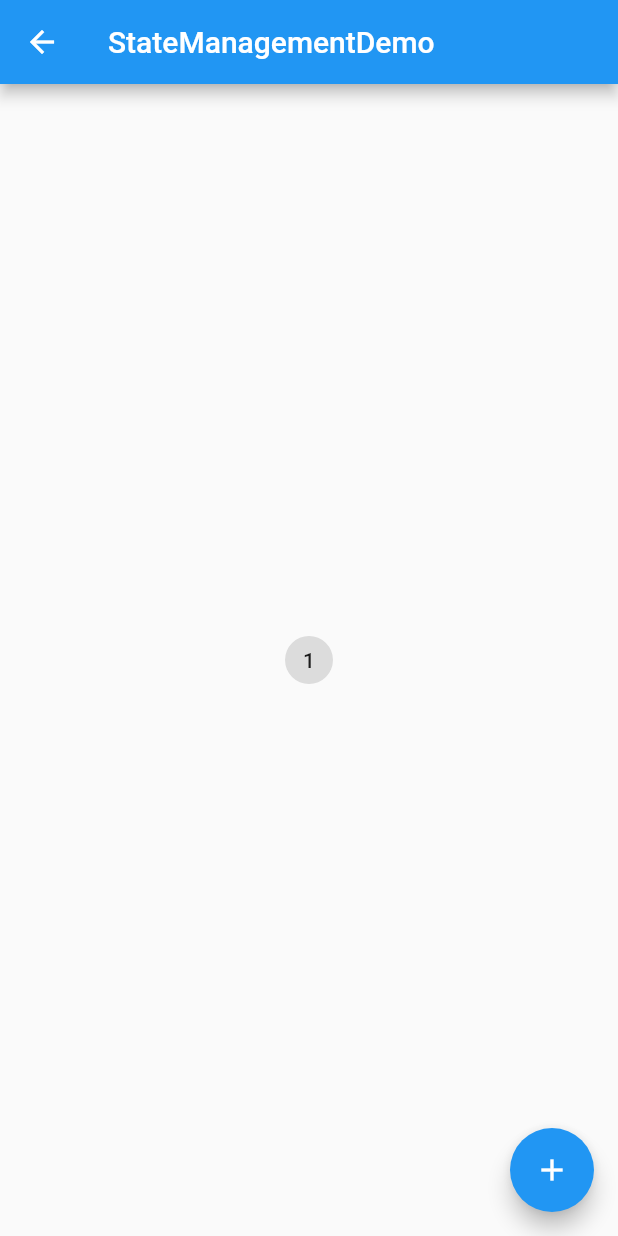
After one commit to pengzishang/FlutterLearning, a Flutter app: the StateManagementDemo screen opened by its route, after a tap on the "add" icon, on a phone screen of 412 x 824 dp. The commit adds this screen. Run offline on Flutter 3.47's test engine with Material 2 defaults, Android fonts, the phone set to English and light mode, and no system bars.

Commit message:
InheritedWidget
Signed-off-by: Desh Peng(SourceTree) <357572659@qq.com>

```diff
--- a/lib/main.dart
+++ b/lib/main.dart
@@ -6,7 +6,7 @@ import 'SimpleDialogDemo.dart';
 import 'ChipDemo.dart';
 import 'DataTableDemo.dart';
 import 'StepperDemo.dart';
-
+import 'state/state_management_demo.dart';
 void main() => runApp(MyApp());
 
 final ThemeData kDefaultTheme = new ThemeData(
@@ -46,6 +46,7 @@ class MyApp extends StatelessWidget {
         '/PaginatedDataTableDemo':(context) => PaginatedDataTableDemo(),
         '/CardDemo':(context) => CardDemo(),
         '/StepperDemo':(context) => StepperDemo(),
+        '/StateManagementDemo':(context) => StateManagementDemo(),
       },
     );
     return materialApp;
@@ -183,6 +184,15 @@ class Defalut extends StatelessWidget {
                 Navigator.of(context).pushNamed('/StepperDemo');
               },
             ),
+            ListTile(
+              title: Text(
+                'StateManagementDemo',
+                style: TextStyle(fontSize: 20),
+              ),
+              onTap: () {
+                Navigator.of(context).pushNamed('/StateManagementDemo');
+              },
+            ),
           ],
         ),
       ),
--- /dev/null
+++ b/lib/state/state_management_demo.dart
@@ -0,0 +1,82 @@
+import 'package:flutter/material.dart';
+import 'package:scoped_model/scoped_model.dart';
+
+
+class _StateManagementDemoState extends State<StateManagementDemo> {
+  int _count = 0;
+  @override
+  Widget build(BuildContext context) {
+    return CounterProvider(
+      count: _count,
+      increaseCount: () {
+        setState(() {
+          _count++;
+        });
+      },
+      child: Scaffold(
+        appBar: AppBar(
+          title: Text('StateManagementDemo'),
+        ),
+        body: Center(child: CounterWrapper()),
+        floatingActionButton: FloatingActionButton(
+          child: Icon(Icons.add),
+          onPressed: () {
+            setState(() {
+              _count++;
+            });
+          },
+        ),
+      ),
+    );
+  }
+}
+
+class StateManagementDemo extends StatefulWidget {
+  @override
+  State<StatefulWidget> createState() {
+    return _StateManagementDemoState();
+  }
+}
+
+class CounterWrapper extends StatelessWidget {
+  @override
+  Widget build(BuildContext context) {
+    return Counter();
+  }
+}
+
+class Counter extends StatelessWidget {
+  @override
+  Widget build(BuildContext context) {
+    VoidCallback increaseCount = CounterProvider.of(context).increaseCount;
+    int count = CounterProvider.of(context).count;
+    return ActionChip(
+      label: Text('$count'),
+      onPressed: increaseCount,
+    );
+  }
+}
+
+class CounterProvider extends InheritedWidget {
+  CounterProvider({Key key, this.child, this.count, this.increaseCount})
+      : super(key: key, child: child);
+
+  final Widget child;
+  final VoidCallback increaseCount;
+  final int count;
+
+  static CounterProvider of(BuildContext context) {
+    return (context.inheritFromWidgetOfExactType(CounterProvider)
+        as CounterProvider);
+  }
+
+  @override
+  bool updateShouldNotify(CounterProvider oldWidget) {
+    return true;
+  }
+}
+
+
+class CounterModel extends Model {
+
+}
--- a/pubspec.yaml
+++ b/pubspec.yaml
@@ -21,6 +21,7 @@ dependencies:
     sdk: flutter
   intl: ^0.15.7
   intl_translation: ^0.17.3
+  scoped_model: ^0.3.0
 
   # The following adds the Cupertino Icons font to your application.
   # Use with the CupertinoIcons class for iOS style icons.
```
Also changed, not shown: pubspec.lock.
